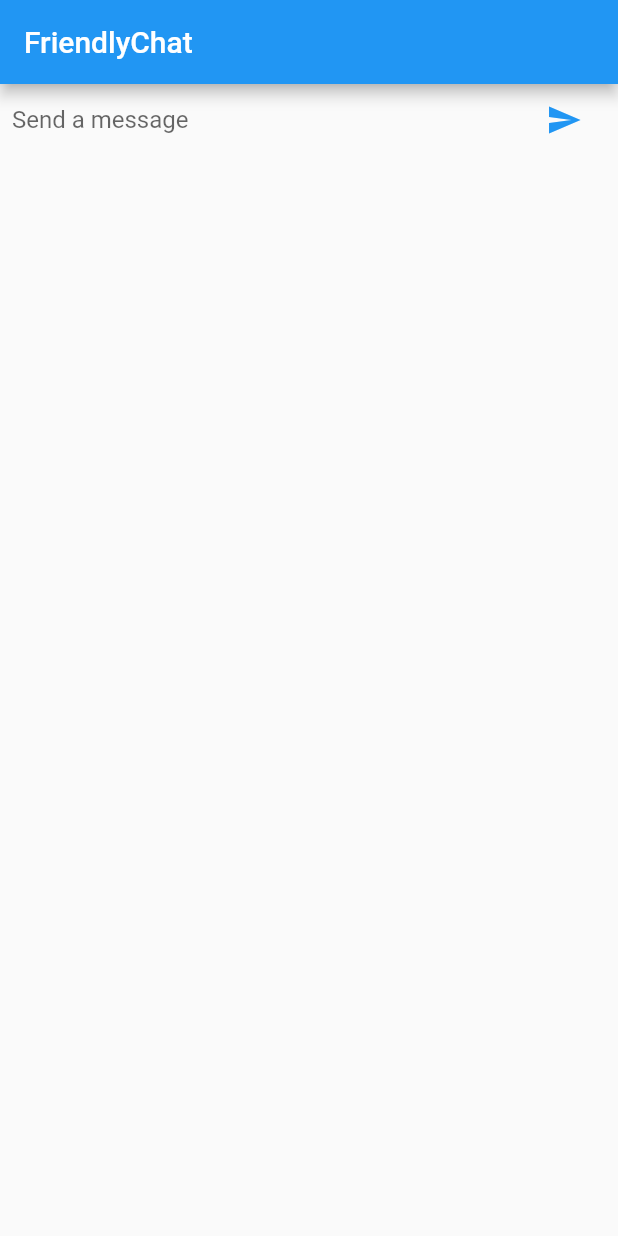
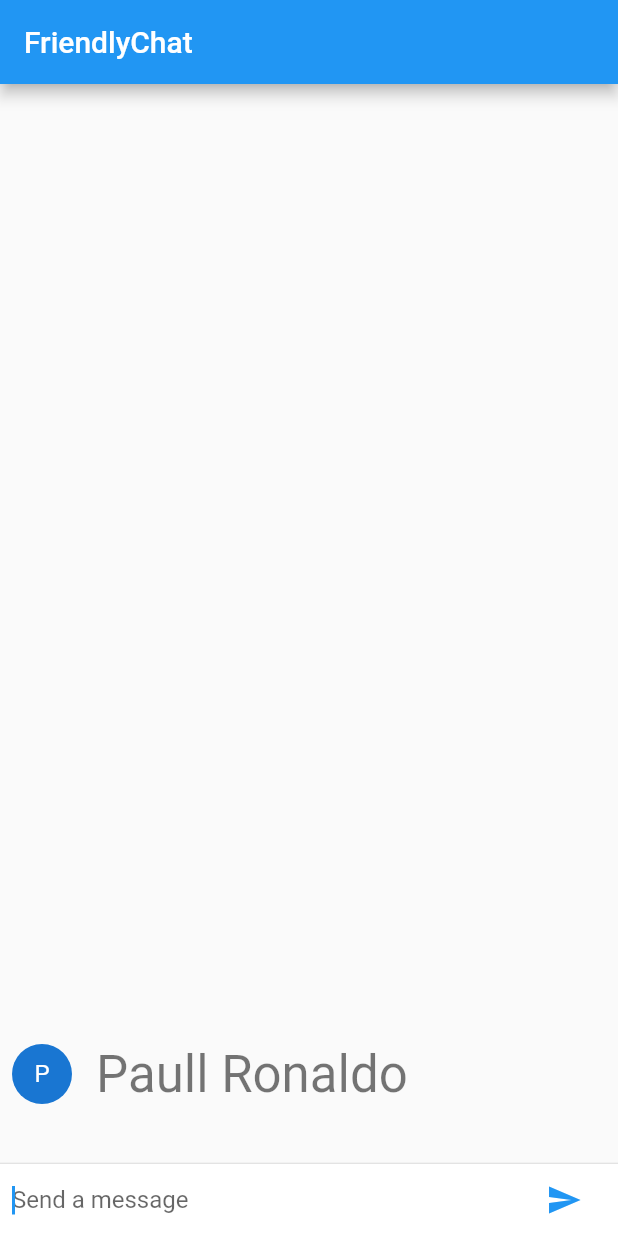
Before and after one commit to paullronaldo/flutter-friendly-chat, a Flutter app: the screen it shows after launch, after a tap on the "send" icon, on a phone screen of 412 x 824 dp. Run offline on Flutter 3.47's test engine with Material 2 defaults, Android fonts, the phone set to English and light mode, and no system bars.

```diff
--- a/lib/main.dart
+++ b/lib/main.dart
@@ -20,6 +20,49 @@ class FriendlyChatApp extends StatelessWidget {
   }
 }
 
+class ChatMessage extends StatelessWidget {
+  const ChatMessage({
+    required this.text,
+    required this.animationController,
+    Key? key,
+  }) : super(key: key);
+  final String text;
+  final AnimationController animationController;
+
+  @override
+  Widget build(BuildContext context) {
+    String _name = 'Paull Ronaldo';
+
+    return SizeTransition(
+      sizeFactor:
+          CurvedAnimation(parent: animationController, curve: Curves.easeOut),
+      axisAlignment: 0.0,
+      child: Container(
+        margin: const EdgeInsets.symmetric(vertical: 10.0),
+        child: Row(
+          crossAxisAlignment: CrossAxisAlignment.start,
+          children: [
+            Container(
+              margin: const EdgeInsets.only(right: 16.0),
+              child: CircleAvatar(child: Text(_name[0])),
+            ),
+            Column(
+              crossAxisAlignment: CrossAxisAlignment.start,
+              children: [
+                Text(_name, style: Theme.of(context).textTheme.headline4),
+                Container(
+                  margin: const EdgeInsets.only(top: 5.0),
+                  child: Text(text),
+                ),
+              ],
+            ),
+          ],
+        ),
+      ),
+    );
+  }
+}
+
 class ChatScreen extends StatefulWidget {
   const ChatScreen({Key? key}) : super(key: key);
 
@@ -27,19 +70,59 @@ class ChatScreen extends StatefulWidget {
   _ChatScreenState createState() => _ChatScreenState();
 }
 
-class _ChatScreenState extends State<ChatScreen> {
+class _ChatScreenState extends State<ChatScreen> with TickerProviderStateMixin {
+  final List<ChatMessage> _messages = [];
   final _textController = TextEditingController();
+  final FocusNode _focusNode = FocusNode();
+
+  @override
+  void dispose() {
+    for (var message in _messages) {
+      message.animationController.dispose();
+    }
+    super.dispose();
+  }
+
   void _handleSubmitted(String text) {
     _textController.clear();
+    var message = ChatMessage(
+      text: text,
+      animationController: AnimationController(
+        duration: const Duration(milliseconds: 500),
+        vsync: this,
+      ),
+    );
+    setState(() {
+      _messages.insert(0, message);
+    });
+    _focusNode.requestFocus();
+    message.animationController.forward();
   }
 
   @override
   Widget build(BuildContext context) {
     return Scaffold(
-        appBar: AppBar(
-          title: Text('FriendlyChat'),
-        ),
-        body: _buildTextComposer());
+      appBar: AppBar(
+        title: Text('FriendlyChat'),
+      ),
+      body: Column(
+        children: [
+          Flexible(
+            child: ListView.builder(
+              padding: const EdgeInsets.all(8.0),
+              reverse: true,
+              itemBuilder: (_, index) => _messages[index],
+              itemCount: _messages.length,
+            ),
+          ),
+          const Divider(height: 1.0),
+          Container(
+            decoration: BoxDecoration(color: Theme.of(context).cardColor),
+            child: _buildTextComposer(),
+          ),
+        ],
+      ),
+    );
   }
 
   Widget _buildTextComposer() {
@@ -55,6 +138,7 @@ class _ChatScreenState extends State<ChatScreen> {
                 onSubmitted: _handleSubmitted,
                 decoration:
                     const InputDecoration.collapsed(hintText: 'Send a message'),
+                focusNode: _focusNode,
               ),
             ),
             Container(
```
